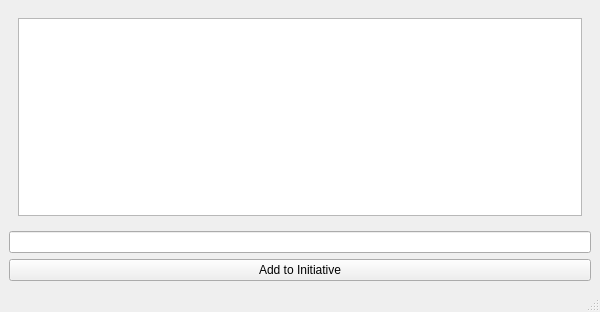
This is src/tutorials/mainWindowTable.ui in TheRedshift/DMShield as Qt 5 draws it before an edit. The edited form follows.
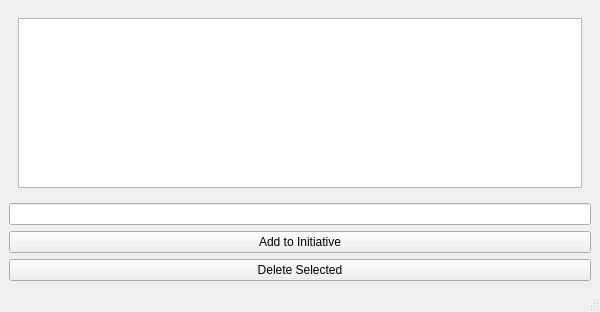
This is the edited form.

Commit message: you can delete stuff now, so I got that going for me, which is nice

What changed in the file:
```diff
--- a/src/tutorials/mainWindowTable.ui
+++ b/src/tutorials/mainWindowTable.ui
@@ -44,6 +44,13 @@
       </property>
      </widget>
     </item>
+    <item>
+     <widget class="QPushButton" name="deleteSelected">
+      <property name="text">
+       <string>Delete Selected</string>
+      </property>
+     </widget>
+    </item>
    </layout>
   </widget>
   <widget class="QMenuBar" name="menubar">
```
Left out of the diff: 6 changed lines with no effect on the pictures. The commit also changes 2 other files.
